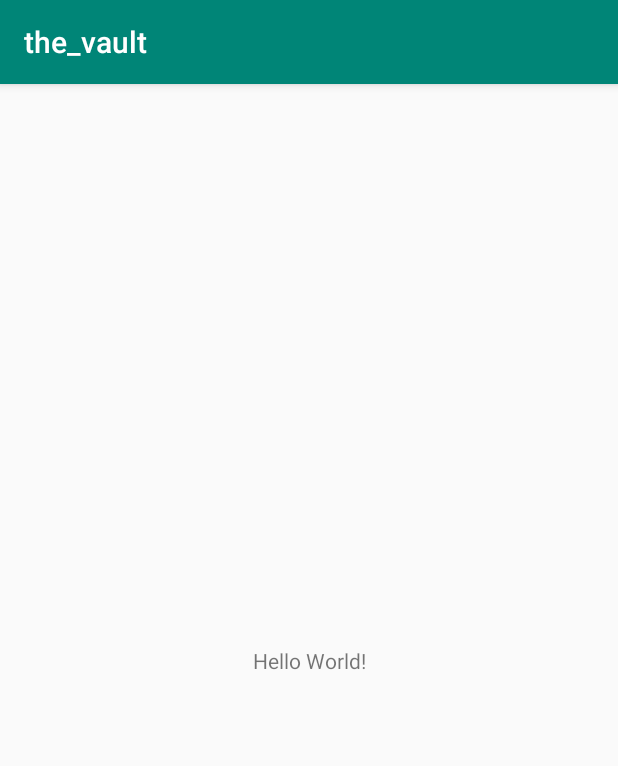
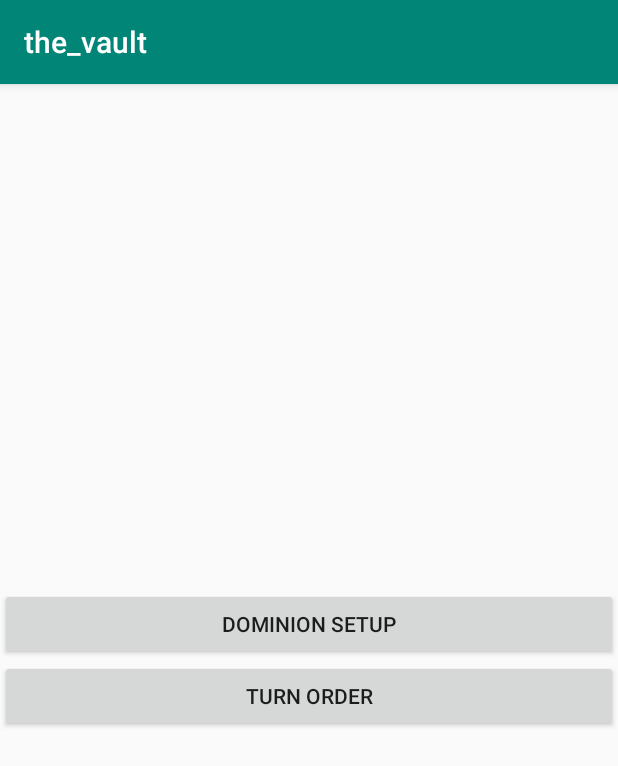
Before and after one commit to sethwbarton/the_vault, an Android app: the screen it shows after launch (MainActivity), on a phone screen of 412 x 824 dp. Shown: the top 766 px of the screen. Run offline under Robolectric (Android 15) with nearby library versions, the phone set to English and light mode, and no system bars.

Commit message:
This commit should have working buttons for the main activity. The buttons are: Dominion, and TurnOrder.

```diff
--- a/app/src/main/java/androidteam/cs340/the_vault/MainActivity.java
+++ b/app/src/main/java/androidteam/cs340/the_vault/MainActivity.java
@@ -1,13 +1,43 @@
 package androidteam.cs340.the_vault;
 
+import android.content.Intent;
 import android.support.v7.app.AppCompatActivity;
 import android.os.Bundle;
+import android.view.View;
+import android.widget.Button;
+
+import androidteam.cs340.the_vault.Dominion.DominionActivity;
+import androidteam.cs340.the_vault.TurnOrder.TurnOrderActivity;
 
 public class MainActivity extends AppCompatActivity {
+
+    /* Buttons */
+    private Button dominionButton;
+    private Button turnOrderButton;
 
     @Override
     protected void onCreate(Bundle savedInstanceState) {
         super.onCreate(savedInstanceState);
         setContentView(R.layout.activity_main);
+
+        /* Dominion Button */
+        dominionButton = findViewById(R.id.dominionMainButton);
+        dominionButton.setOnClickListener(new View.OnClickListener() {
+            @Override
+            public void onClick(View v) {
+                Intent dominionIntent = DominionActivity.newIntent(MainActivity.this);
+                startActivity(dominionIntent);
+            }
+        });
+
+        /* Turn Order Button */
+        turnOrderButton = findViewById(R.id.turnOrderMainButton);
+        turnOrderButton.setOnClickListener(new View.OnClickListener() {
+            @Override
+            public void onClick(View v) {
+                Intent turnOrderIntent = TurnOrderActivity.newIntent(MainActivity.this);
+                startActivity(turnOrderIntent);
+            }
+        });
     }
 }
--- a/app/src/main/res/layout/activity_main.xml
+++ b/app/src/main/res/layout/activity_main.xml
@@ -1,18 +1,21 @@
 <?xml version="1.0" encoding="utf-8"?>
-<android.support.constraint.ConstraintLayout xmlns:android="http://schemas.android.com/apk/res/android"
-    xmlns:app="http://schemas.android.com/apk/res-auto"
-    xmlns:tools="http://schemas.android.com/tools"
+<LinearLayout xmlns:android="http://schemas.android.com/apk/res/android"
     android:layout_width="match_parent"
     android:layout_height="match_parent"
-    tools:context=".MainActivity">
+    android:gravity="center"
+    android:orientation="vertical">
 
-    <TextView
-        android:layout_width="wrap_content"
+    <Button
+        android:layout_width="match_parent"
         android:layout_height="wrap_content"
-        android:text="Hello World!"
-        app:layout_constraintBottom_toBottomOf="parent"
-        app:layout_constraintLeft_toLeftOf="parent"
-        app:layout_constraintRight_toRightOf="parent"
-        app:layout_constraintTop_toTopOf="parent" />
+        android:id="@+id/dominionMainButton"
+        android:text="@string/dominionMainActivityButtonText"/>
 
-</android.support.constraint.ConstraintLayout>
+
+    <Button
+        android:layout_width="match_parent"
+        android:layout_height="wrap_content"
+        android:id="@+id/turnOrderMainButton"
+        android:text="@string/turnOrderMainActivityButtonText"/>
+
+</LinearLayout>
--- a/app/src/main/res/values/strings.xml
+++ b/app/src/main/res/values/strings.xml
@@ -1,3 +1,5 @@
 <resources>
     <string name="app_name">the_vault</string>
+    <string name="dominionMainActivityButtonText">Dominion Setup</string>
+    <string name="turnOrderMainActivityButtonText">Turn Order</string>
 </resources>
```
Also changed, not shown: app/src/main/AndroidManifest.xml (+7 -0 lines), app/src/main/java/androidteam/cs340/the_vault/Dominion/DominionActivity.java (added, +22 -0 lines), app/src/main/java/androidteam/cs340/the_vault/TurnOrder/TurnOrderActivity.java (added, +20 -0 lines).
